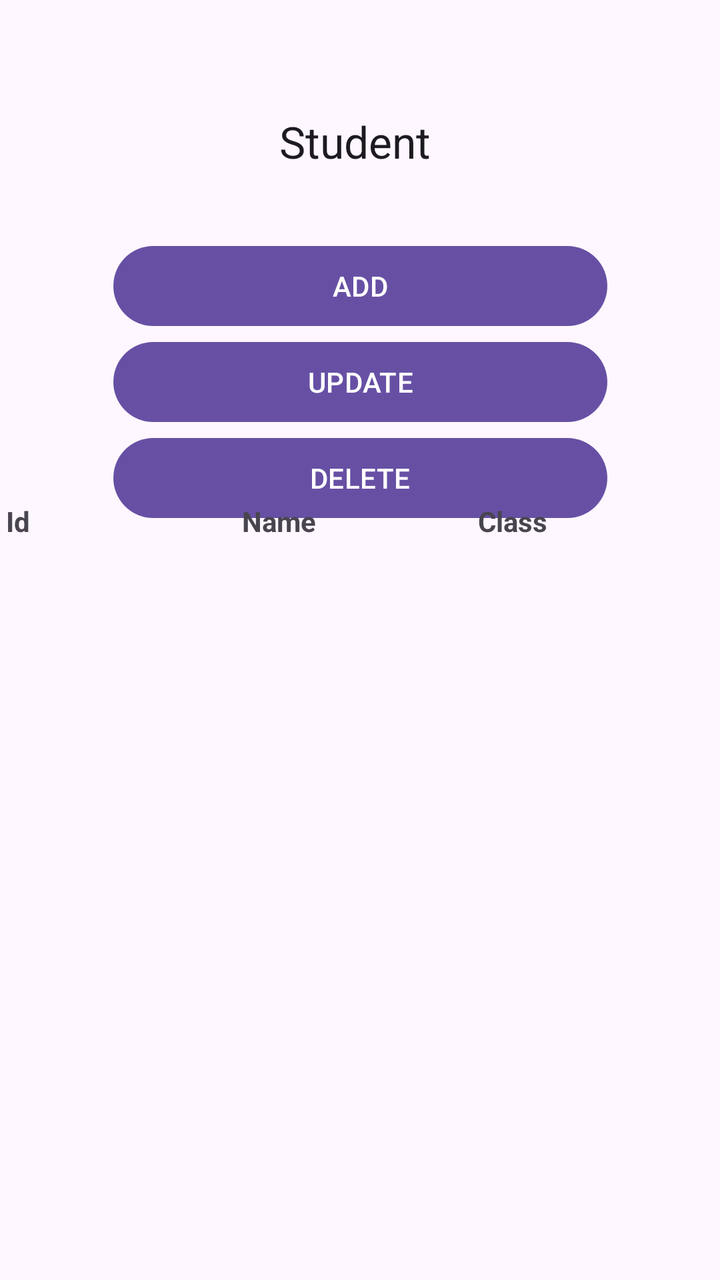
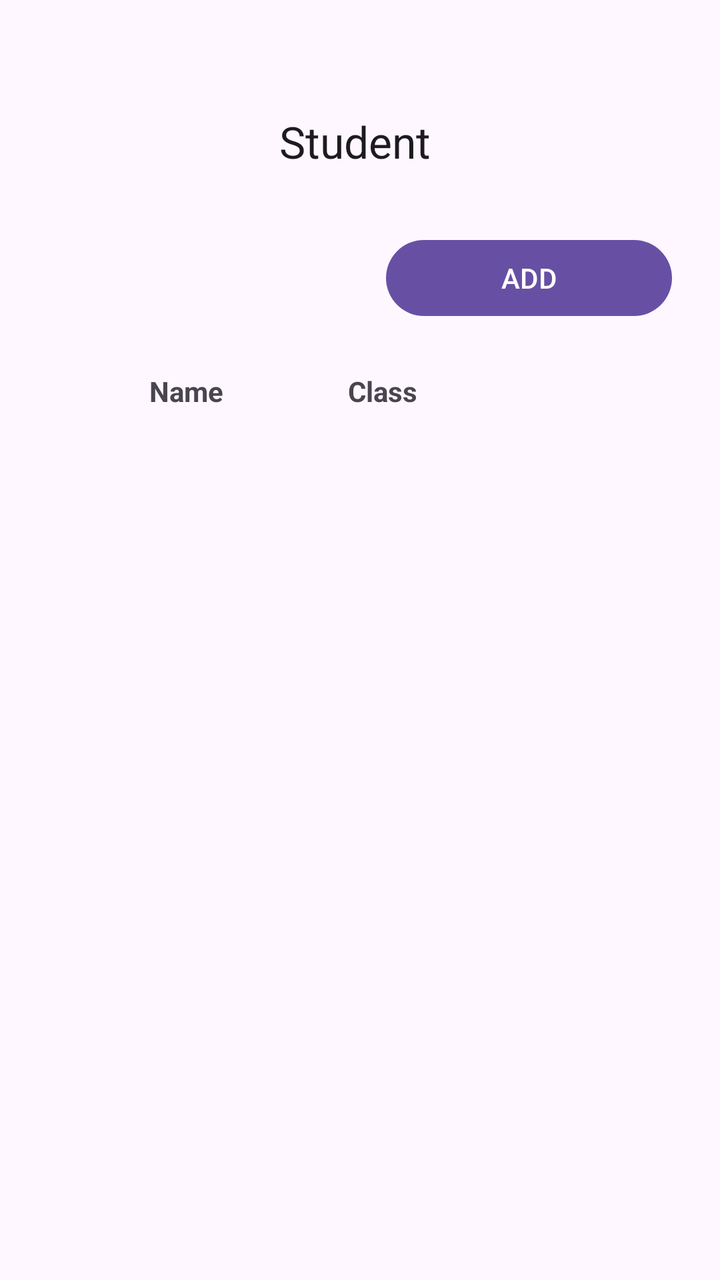

Compare the two renders of this Android layout. The source of the first and the diff that turns it into the second are given below.
<!-- AndroidManifest.xml: application theme Theme.StudentCRUD -->
<!-- res/layout/activity_main.xml -->
<?xml version="1.0" encoding="utf-8"?>
<androidx.constraintlayout.widget.ConstraintLayout xmlns:android="http://schemas.android.com/apk/res/android"
    xmlns:app="http://schemas.android.com/apk/res-auto"
    xmlns:tools="http://schemas.android.com/tools"
    android:id="@+id/main"
    android:layout_width="match_parent"
    android:layout_height="match_parent"
    tools:context=".MainActivity">

    <LinearLayout
        android:layout_width="287dp"
        android:layout_height="213dp"
        android:gravity="center_vertical"
        android:orientation="vertical"
        android:padding="20dp"
        app:layout_constraintBottom_toBottomOf="parent"
        app:layout_constraintEnd_toEndOf="parent"
        app:layout_constraintStart_toStartOf="parent"
        app:layout_constraintTop_toTopOf="parent"
        app:layout_constraintVertical_bias="0.198">

        <Button
            android:id="@+id/addBtn"
            android:layout_width="match_parent"
            android:layout_height="wrap_content"
            android:text="ADD" />

        <Button
            android:id="@+id/updateBtn"
            android:layout_width="match_parent"
            android:layout_height="wrap_content"
            android:text="UPDATE" />

        <Button
            android:id="@+id/delBtn"
            android:layout_width="match_parent"
            android:layout_height="wrap_content"
            android:text="DELETE" />
    </LinearLayout>

    <TextView
        android:id="@+id/textView"
        android:layout_width="wrap_content"
        android:layout_height="wrap_content"
        android:layout_marginTop="56dp"
        android:text="Student "
        android:textAppearance="@style/TextAppearance.AppCompat.Large"
        app:layout_constraintEnd_toEndOf="parent"
        app:layout_constraintStart_toStartOf="parent"
        app:layout_constraintTop_toTopOf="parent" />

    <ScrollView
        android:layout_width="354dp"
        android:layout_height="365dp"
        android:layout_marginBottom="24dp"
        app:layout_constraintBottom_toBottomOf="parent"
        app:layout_constraintEnd_toEndOf="parent"
        app:layout_constraintStart_toStartOf="parent">

        <LinearLayout
            android:layout_width="match_parent"
            android:layout_height="wrap_content"
            android:orientation="vertical" >

            <TableLayout
                android:id="@+id/tableView"
                android:layout_width="match_parent"
                android:layout_height="match_parent"
                android:stretchColumns="*">

                <TableRow
                    android:layout_width="match_parent"
                    android:layout_height="match_parent">

                    <TextView
                        android:id="@+id/textView2"
                        android:layout_width="0dp"
                        android:layout_height="wrap_content"
                        android:text="Id"
                        android:textStyle="bold" />

                    <TextView
                        android:id="@+id/textView3"
                        android:layout_width="0dp"
                        android:layout_height="wrap_content"
                        android:text="Name"
                        android:textStyle="bold" />

                    <TextView
                        android:id="@+id/textView4"
                        android:layout_width="0dp"
                        android:layout_height="wrap_content"
                        android:text="Class"
                        android:textStyle="bold" />
                </TableRow>

            </TableLayout>
        </LinearLayout>
    </ScrollView>
</androidx.constraintlayout.widget.ConstraintLayout>
<!-- resources referenced by this layout -->
<resources>
  <style name="Theme.StudentCRUD" parent="Base.Theme.StudentCRUD" />
  <style name="Base.Theme.StudentCRUD" parent="Theme.Material3.DayNight.NoActionBar">
          
          
      </style>
</resources>

<!-- the commit's change to res/layout/activity_main.xml (unified diff, before → after) -->
@@ -8,16 +8,16 @@
     tools:context=".MainActivity">
 
     <LinearLayout
-        android:layout_width="287dp"
-        android:layout_height="213dp"
+        android:id="@+id/linearLayout"
+        android:layout_width="183dp"
+        android:layout_height="86dp"
+        android:layout_marginTop="96dp"
+        android:layout_marginEnd="4dp"
         android:gravity="center_vertical"
         android:orientation="vertical"
         android:padding="20dp"
-        app:layout_constraintBottom_toBottomOf="parent"
         app:layout_constraintEnd_toEndOf="parent"
-        app:layout_constraintStart_toStartOf="parent"
-        app:layout_constraintTop_toTopOf="parent"
-        app:layout_constraintVertical_bias="0.198">
+        app:layout_constraintTop_toTopOf="parent">
 
         <Button
             android:id="@+id/addBtn"
@@ -25,17 +25,6 @@
             android:layout_height="wrap_content"
             android:text="ADD" />
 
-        <Button
-            android:id="@+id/updateBtn"
-            android:layout_width="match_parent"
-            android:layout_height="wrap_content"
-            android:text="UPDATE" />
-
-        <Button
-            android:id="@+id/delBtn"
-            android:layout_width="match_parent"
-            android:layout_height="wrap_content"
-            android:text="DELETE" />
     </LinearLayout>
 
     <TextView
@@ -50,17 +39,18 @@
         app:layout_constraintTop_toTopOf="parent" />
 
     <ScrollView
-        android:layout_width="354dp"
-        android:layout_height="365dp"
-        android:layout_marginBottom="24dp"
-        app:layout_constraintBottom_toBottomOf="parent"
+        android:layout_width="398dp"
+        android:layout_height="524dp"
+        android:layout_marginTop="4dp"
         app:layout_constraintEnd_toEndOf="parent"
-        app:layout_constraintStart_toStartOf="parent">
+        app:layout_constraintHorizontal_bias="0.659"
+        app:layout_constraintStart_toStartOf="parent"
+        app:layout_constraintTop_toBottomOf="@+id/linearLayout">
 
         <LinearLayout
             android:layout_width="match_parent"
             android:layout_height="wrap_content"
-            android:orientation="vertical" >
+            android:orientation="vertical">
 
             <TableLayout
                 android:id="@+id/tableView"
@@ -92,6 +82,11 @@
                         android:layout_height="wrap_content"
                         android:text="Class"
                         android:textStyle="bold" />
+
+                    <TextView
+                        android:id="@+id/textView6"
+                        android:layout_width="0dp"
+                        android:layout_height="wrap_content" />
                 </TableRow>
 
             </TableLayout>
